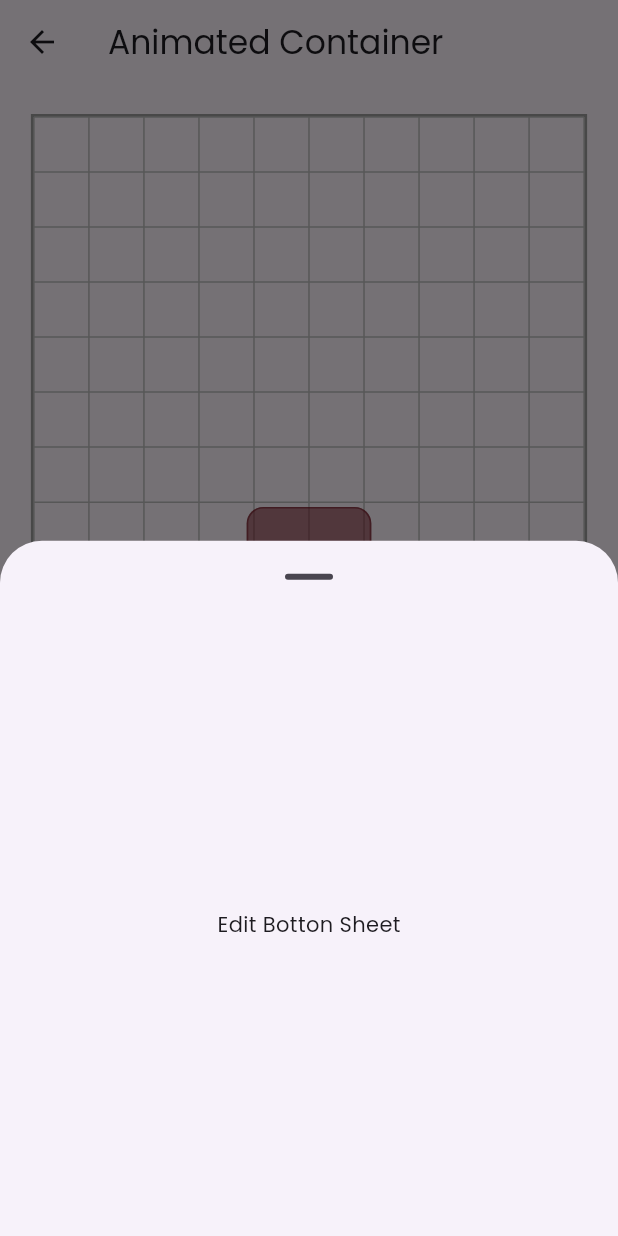
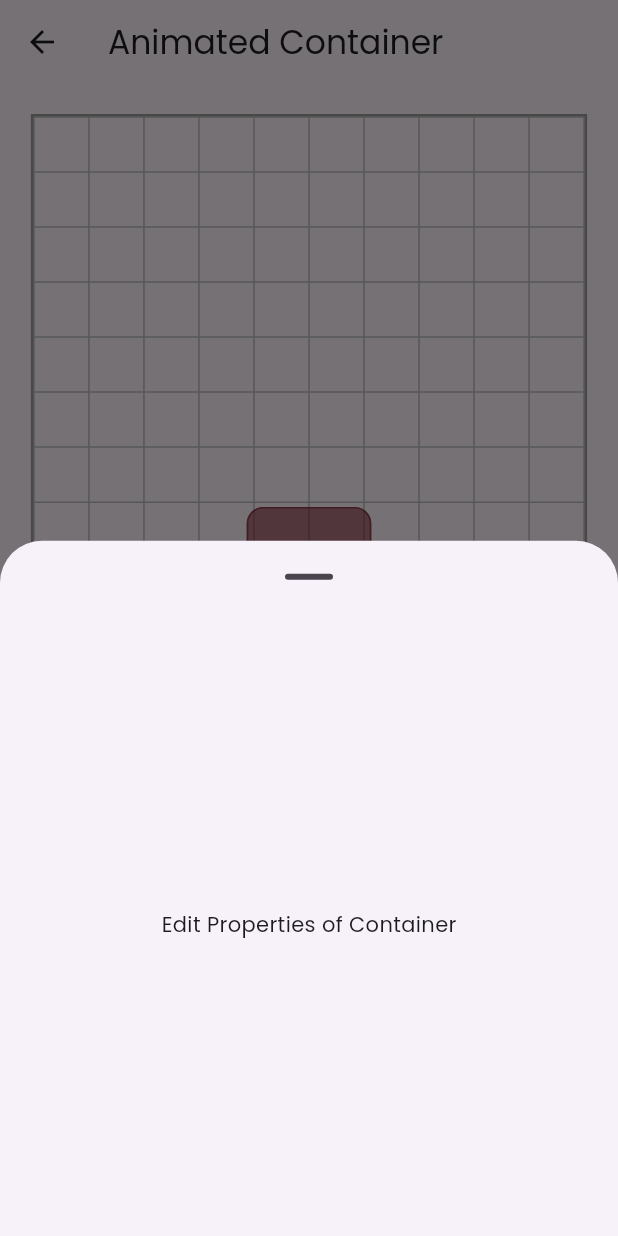
Before and after one commit to bhawesh2002/animotion_gallery, a Flutter app: the AniContainerPage screen opened directly, after a tap on the "edit" icon, on a phone screen of 412 x 824 dp. Run offline on Flutter 3.47's test engine with Material 3 defaults, Android fonts, the phone set to English and light mode, and no system bars; our stand-ins replace google_fonts.

Commit message:
Update text in EditBottomSheet widget

```diff
--- a/lib/widgets/edit_bottom_sheet.dart
+++ b/lib/widgets/edit_bottom_sheet.dart
@@ -26,7 +26,7 @@ class _EditBottomSheetState extends State<EditBottomSheet>
       onClosing: () {},
       builder: (context) {
         return const Center(
-          child: Text("Edit Botton Sheet"),
+          child: Text("Edit Properties of Container"),
         );
       },
     );
```
